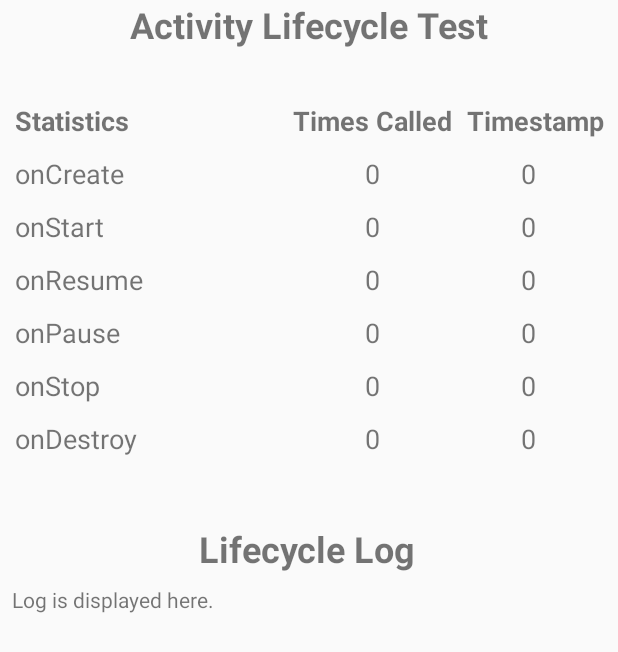
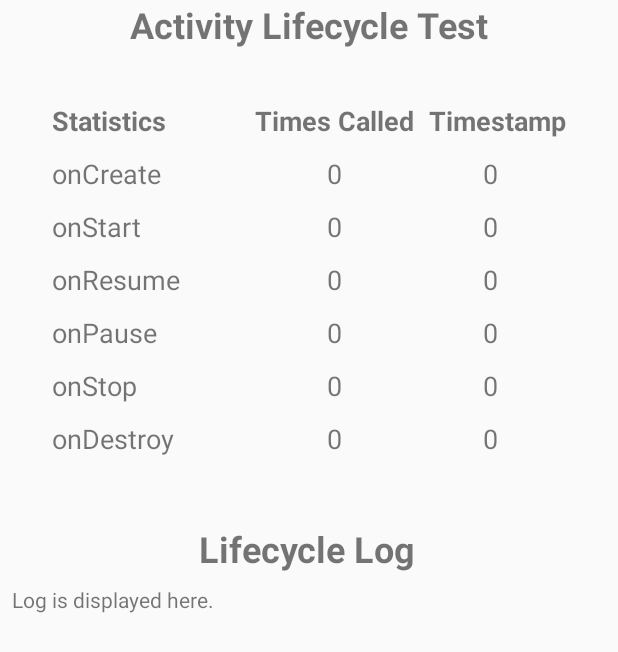
Before and after one commit to GoobyGooberman/MOBIDEV_HandsOnRepo, an Android app: the layout activity_lifecycle.xml on its own in the app's theme, with its tools: preview values and no code run, on a phone screen of 412 x 824 dp. Shown: the top 652 px of the screen. Run offline under Robolectric (Android 15) with nearby library versions, the phone set to English and light mode, and no system bars.

```diff
--- a/app/src/main/res/layout/activity_lifecycle.xml
+++ b/app/src/main/res/layout/activity_lifecycle.xml
@@ -43,7 +43,7 @@
                 android:id="@+id/textView3"
                 android:layout_width="wrap_content"
                 android:layout_height="wrap_content"
-                android:layout_marginRight="100dp"
+                android:layout_marginRight="50dp"
                 android:text="Statistics"
                 android:textSize="18sp"
                 android:textStyle="bold" />
@@ -76,7 +76,7 @@
                 android:id="@+id/textView7"
                 android:layout_width="wrap_content"
                 android:layout_height="wrap_content"
-                android:layout_marginRight="100dp"
+                android:layout_marginRight="50dp"
                 android:text="onCreate"
                 android:textAlignment="viewStart"
                 android:textSize="18sp" />
@@ -109,7 +109,7 @@
                 android:id="@+id/textView11"
                 android:layout_width="wrap_content"
                 android:layout_height="wrap_content"
-                android:layout_marginRight="100dp"
+                android:layout_marginRight="50dp"
                 android:text="onStart"
                 android:textAlignment="viewStart"
                 android:textSize="18sp" />
@@ -142,7 +142,7 @@
                 android:id="@+id/textView13"
                 android:layout_width="wrap_content"
                 android:layout_height="wrap_content"
-                android:layout_marginRight="100dp"
+                android:layout_marginRight="50dp"
                 android:text="onResume"
                 android:textAlignment="viewStart"
                 android:textSize="18sp" />
@@ -175,7 +175,7 @@
                 android:id="@+id/textView14"
                 android:layout_width="wrap_content"
                 android:layout_height="wrap_content"
-                android:layout_marginRight="100dp"
+                android:layout_marginRight="50dp"
                 android:text="onPause"
                 android:textAlignment="viewStart"
                 android:textSize="18sp" />
@@ -208,7 +208,7 @@
                 android:id="@+id/textView16"
                 android:layout_width="wrap_content"
                 android:layout_height="wrap_content"
-                android:layout_marginRight="100dp"
+                android:layout_marginRight="50dp"
                 android:text="onStop"
                 android:textAlignment="viewStart"
                 android:textSize="18sp" />
@@ -241,7 +241,7 @@
                 android:id="@+id/textView17"
                 android:layout_width="wrap_content"
                 android:layout_height="wrap_content"
-                android:layout_marginRight="100dp"
+                android:layout_marginRight="50dp"
                 android:text="onDestroy"
                 android:textAlignment="viewStart"
                 android:textSize="18sp" />
```
Also changed, not shown: app/src/main/java/com/neildg/mobidev_handsonrepo/activity_lifecycle/LifecycleActivity.java (+33 -0 lines).
